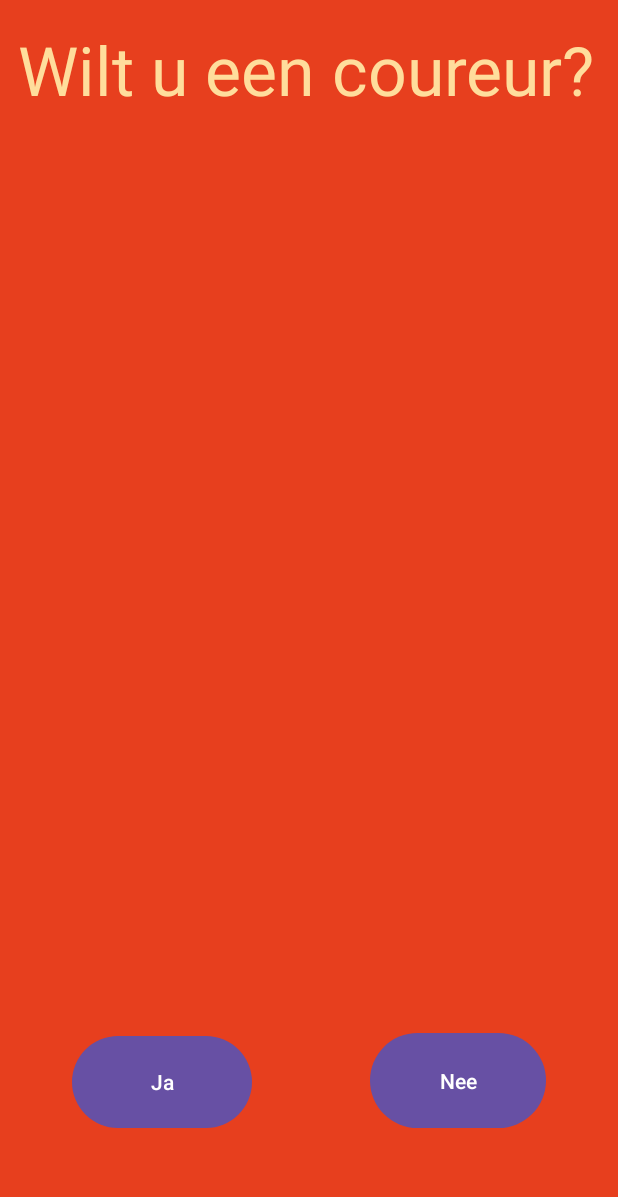
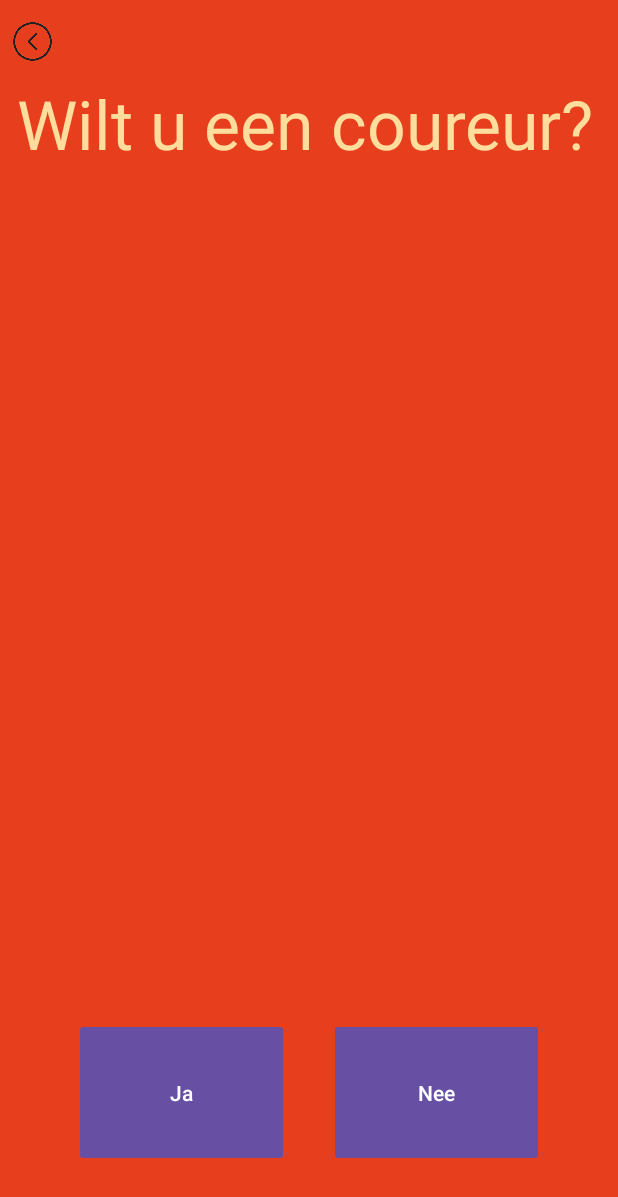
Before and after one commit to KoenCGamer/Android-Studio-ICT-HA3A-Koen-Roelfes, an Android app: the layout activity_page3.xml on its own in the app's theme, with its tools: preview values and no code run, on a phone screen of 412 x 824 dp. Shown: the top 1197 px of the screen. Run offline under Robolectric (Android 15) with nearby library versions, the phone set to English and light mode, and no system bars.

Commit message:
New Update
Added  Pages
New Buttons

```diff
--- a/app/src/main/res/layout/activity_main.xml
+++ b/app/src/main/res/layout/activity_main.xml
@@ -29,6 +29,7 @@
         android:backgroundTint="#F9B637"
         android:text="Start"
         android:textSize="40sp"
+        app:cornerRadius="@dimen/cardview_default_radius"
         app:layout_constraintBottom_toBottomOf="parent"
         app:layout_constraintEnd_toEndOf="parent"
         app:layout_constraintStart_toStartOf="parent"
--- a/app/src/main/res/layout/activity_main2.xml
+++ b/app/src/main/res/layout/activity_main2.xml
@@ -78,6 +78,7 @@
         android:layout_height="59dp"
         android:layout_marginBottom="40dp"
         android:text="Button"
+        app:cornerRadius="@dimen/cardview_default_radius"
         app:layout_constraintBottom_toBottomOf="parent"
         app:layout_constraintEnd_toEndOf="parent"
         app:layout_constraintStart_toStartOf="parent" />
--- a/app/src/main/res/layout/activity_page3.xml
+++ b/app/src/main/res/layout/activity_page3.xml
@@ -8,15 +8,48 @@
     android:background="#E73F1E"
     tools:context=".Page_3" >
 
+    <Button
+        android:id="@+id/coureurnee"
+        android:layout_width="135dp"
+        android:layout_height="95dp"
+        android:layout_marginBottom="48dp"
+        android:text="Nee"
+        app:cornerRadius="@dimen/cardview_default_radius"
+        app:layout_constraintBottom_toBottomOf="parent"
+        app:layout_constraintEnd_toEndOf="parent"
+        app:layout_constraintHorizontal_bias="0.807"
+        app:layout_constraintStart_toStartOf="parent" />
+
+    <Button
+        android:id="@+id/coureurja"
+        android:layout_width="135dp"
+        android:layout_height="95dp"
+        android:layout_marginBottom="48dp"
+        android:text="Ja"
+        app:cornerRadius="@dimen/cardview_default_radius"
+        app:layout_constraintBottom_toBottomOf="parent"
+        app:layout_constraintEnd_toEndOf="parent"
+        app:layout_constraintHorizontal_bias="0.192"
+        app:layout_constraintStart_toStartOf="parent" />
+
+    <ImageView
+        android:id="@+id/button_pagethreeback"
+        android:layout_width="43dp"
+        android:layout_height="55dp"
+        app:layout_constraintStart_toStartOf="parent"
+        app:layout_constraintTop_toTopOf="parent"
+        app:srcCompat="@drawable/navigation_left_arrow_navigation_indicator_png_thumb__1_" />
+
     <TextView
         android:id="@+id/textView3"
         android:layout_width="388dp"
         android:layout_height="88dp"
-        android:layout_marginTop="16dp"
+        android:layout_marginTop="52dp"
         android:text="Wilt u een coureur?"
         android:textColor="#FFDD9C"
         android:textSize="45sp"
         app:layout_constraintEnd_toEndOf="parent"
+        app:layout_constraintHorizontal_bias="0.478"
         app:layout_constraintStart_toStartOf="parent"
         app:layout_constraintTop_toTopOf="parent" />
 
@@ -32,23 +65,4 @@
         app:layout_constraintTop_toTopOf="parent"
         app:layout_constraintVertical_bias="0.56" />
 
-    <Button
-        android:id="@+id/coureurja"
-        android:layout_width="120dp"
-        android:layout_height="69dp"
-        android:layout_marginStart="48dp"
-        android:layout_marginBottom="68dp"
-        android:text="Ja"
-        app:layout_constraintBottom_toBottomOf="parent"
-        app:layout_constraintStart_toStartOf="parent" />
-
-    <Button
-        android:id="@+id/button2"
-        android:layout_width="117dp"
-        android:layout_height="71dp"
-        android:layout_marginEnd="48dp"
-        android:layout_marginBottom="68dp"
-        android:text="Nee"
-        app:layout_constraintBottom_toBottomOf="parent"
-        app:layout_constraintEnd_toEndOf="parent" />
 </androidx.constraintlayout.widget.ConstraintLayout>
```
Also changed, not shown: app/src/main/AndroidManifest.xml (+8 -0 lines), app/src/main/java/com/example/formule1/Gegevens.kt (+17 -0 lines), app/src/main/java/com/example/formule1/Page_3.kt (+14 -0 lines), app/src/main/java/com/example/formule1/Weet_Echt_Zeker.kt (added, +29 -0 lines), app/src/main/java/com/example/formule1/Weet_Zeker.kt (added, +34 -0 lines), app/src/main/res/layout/activity_weet_echt_zeker.xml (added, +53 -0 lines), app/src/main/res/layout/activity_weet_zeker.xml (added, +54 -0 lines), app/src/main/res/layout/gegevens.xml (+11 -2 lines).
